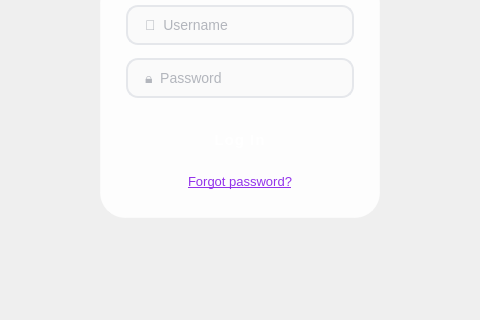
The window that interfaces/.ui/login_community.ui (moramirete/Community) describes before a commit, drawn with Qt 5; both pictures show x 160 to 640 and y 276 to 596 of the 800 by 596 pixel window.
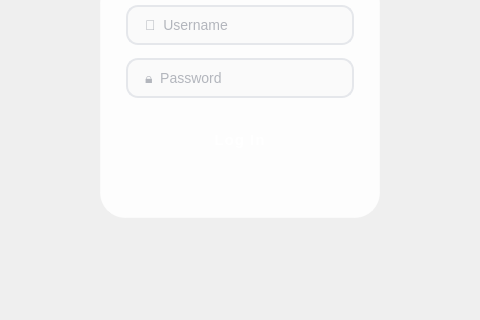
The same window after the commit.

```diff
--- a/interfaces/.ui/login_community.ui
+++ b/interfaces/.ui/login_community.ui
@@ -305,7 +305,7 @@
 										}</string>
 								</property>
 								<property name="text">
-									<string>Forgot password?</string>
+									<string></string>
 								</property>
 								<property name="flat">
 									<bool>true</bool>
```
